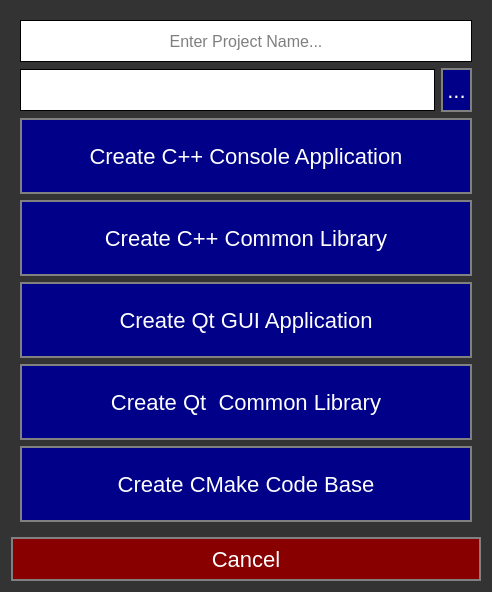
Above: products/pgen/pgen_qt/src/UIProjectCreatorMain.ui from cbtek/ProjectGen before the change. Below: the same form after it.
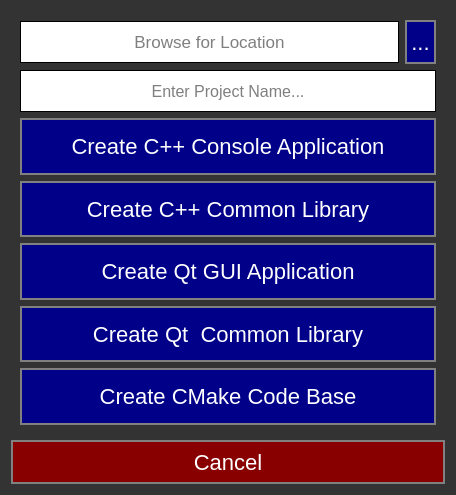
That is the form after the change.

Commit message: Updated unit test for String utils Rearranged the layout of UI Updated cmake template for qt application so that platform type is passed to add_executable

```diff
--- a/products/pgen/pgen_qt/src/UIProjectCreatorMain.ui
+++ b/products/pgen/pgen_qt/src/UIProjectCreatorMain.ui
@@ -6,8 +6,8 @@
    <rect>
     <x>0</x>
     <y>0</y>
-    <width>492</width>
-    <height>592</height>
+    <width>456</width>
+    <height>495</height>
    </rect>
   </property>
   <property name="font">
@@ -119,31 +119,24 @@
      </property>
      <item>
       <layout class="QVBoxLayout" name="verticalLayout">
-       <item>
-        <widget class="QLineEdit" name="m_txtProjectName">
-         <property name="font">
-          <font>
-           <pointsize>12</pointsize>
-          </font>
-         </property>
-         <property name="alignment">
-          <set>Qt::AlignCenter</set>
-         </property>
-         <property name="placeholderText">
-          <string>Enter Project Name...</string>
-         </property>
-        </widget>
-       </item>
        <item>
         <layout class="QHBoxLayout" name="horizontalLayout_2">
          <item>
           <widget class="QLineEdit" name="m_txtBrowse">
+           <property name="font">
+            <font>
+             <pointsize>13</pointsize>
+            </font>
+           </property>
            <property name="alignment">
             <set>Qt::AlignCenter</set>
            </property>
            <property name="readOnly">
             <bool>true</bool>
            </property>
+           <property name="placeholderText">
+            <string>Browse for Location</string>
+           </property>
           </widget>
          </item>
          <item>
@@ -155,6 +148,21 @@
          </item>
         </layout>
        </item>
+       <item>
+        <widget class="QLineEdit" name="m_txtProjectName">
+         <property name="font">
+          <font>
+           <pointsize>12</pointsize>
+          </font>
+         </property>
+         <property name="alignment">
+          <set>Qt::AlignCenter</set>
+         </property>
+         <property name="placeholderText">
+          <string>Enter Project Name...</string>
+         </property>
+        </widget>
+       </item>
        <item>
         <widget class="QPushButton" name="m_btnNewExeProject">
          <property name="sizePolicy">
```
Left out of the diff: 4 changed lines with no effect on the pictures. The commit also changes 3 other files.
